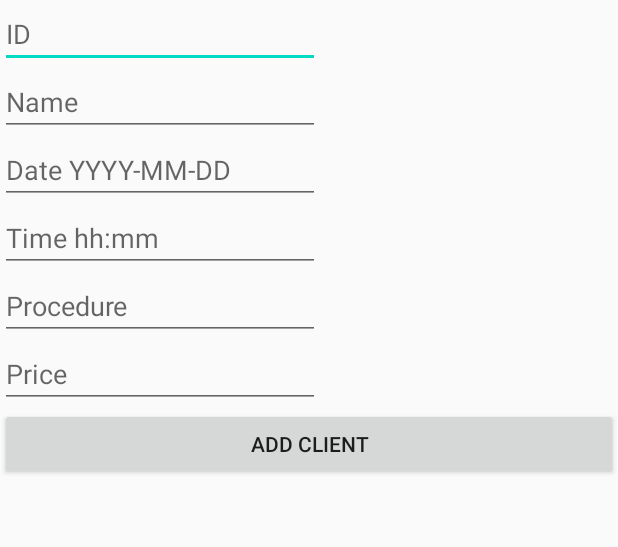
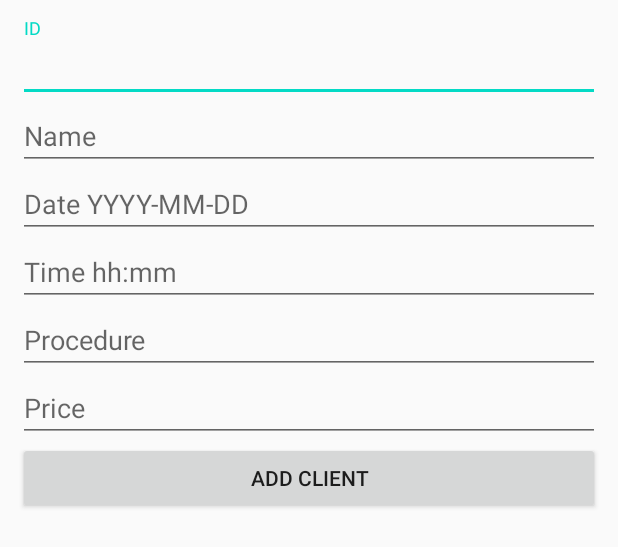
Before and after one commit to SimiAlex/NailSalonAndroid, an Android app: the layout add_appointment.xml on its own in the app's theme, with its tools: preview values and no code run, on a phone screen of 412 x 824 dp. Shown: the top 547 px of the screen. Run offline under Robolectric (Android 15) with nearby library versions, the phone set to English and light mode, and no system bars.

Commit message:
Partial work on AddAppointmentActivity

```diff
--- a/app/build.gradle
+++ b/app/build.gradle
@@ -30,6 +30,7 @@ dependencies {
     implementation fileTree(dir: "libs", include: ["*.jar"])
     implementation 'androidx.appcompat:appcompat:1.1.0'
     implementation 'androidx.constraintlayout:constraintlayout:1.1.3'
+    implementation 'com.google.android.material:material:1.1.0'
     testImplementation 'junit:junit:4.12'
     androidTestImplementation 'androidx.test.ext:junit:1.1.1'
     androidTestImplementation 'androidx.test.espresso:espresso-core:3.2.0'
--- a/app/src/main/res/layout/activity_main.xml
+++ b/app/src/main/res/layout/activity_main.xml
@@ -24,7 +24,7 @@
             android:layout_width="wrap_content"
             android:layout_height="wrap_content"
             android:layout_gravity="center"
-            android:text="Add client" />
+            android:text="Add" />
 
         <Button
             android:id="@+id/deleteButton"
--- a/app/src/main/res/layout/add_appointment.xml
+++ b/app/src/main/res/layout/add_appointment.xml
@@ -5,21 +5,26 @@
     android:layout_width="match_parent"
     android:layout_height="match_parent"
     android:orientation="vertical"
+    android:padding="12dp"
     tools:context=".MainActivity" >
 
 
         <LinearLayout
-            android:layout_width="wrap_content"
+            android:layout_width="match_parent"
             android:layout_height="wrap_content"
             android:orientation="vertical">
 
-            <EditText
+            <com.google.android.material.textfield.TextInputLayout
                 android:id="@+id/ClientID"
-                android:layout_width="match_parent"
                 android:layout_height="wrap_content"
-                android:ems="10"
-                android:hint="ID"
-                android:inputType="number" />
+                android:layout_width="match_parent">
+                <com.google.android.material.textfield.TextInputEditText
+                    android:layout_width="match_parent"
+                    android:layout_height="wrap_content"
+                    android:ems="10"
+                    android:hint="ID"
+                    android:inputType="number" />
+            </com.google.android.material.textfield.TextInputLayout>
 
             <EditText
                 android:id="@+id/ClientName"
```
Also changed, not shown: app/src/main/AndroidManifest.xml (+6 -1 lines), app/src/main/java/alexsimi/com/github/nailsalon/AddAppointmentActivity.java (added, +15 -0 lines), app/src/main/java/alexsimi/com/github/nailsalon/MainActivity.java (+27 -23 lines).
